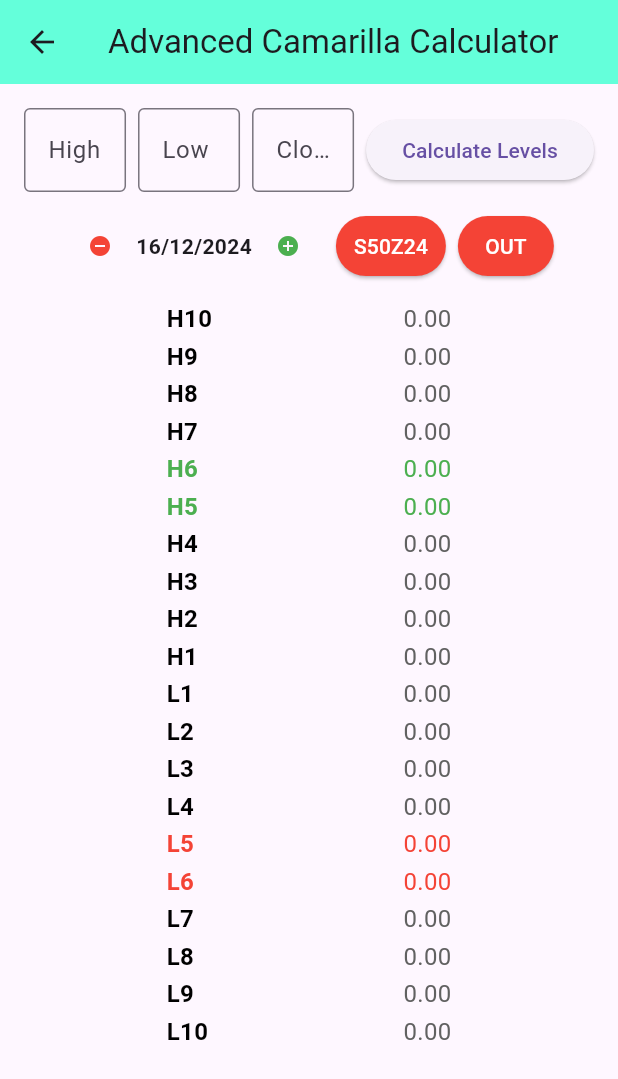
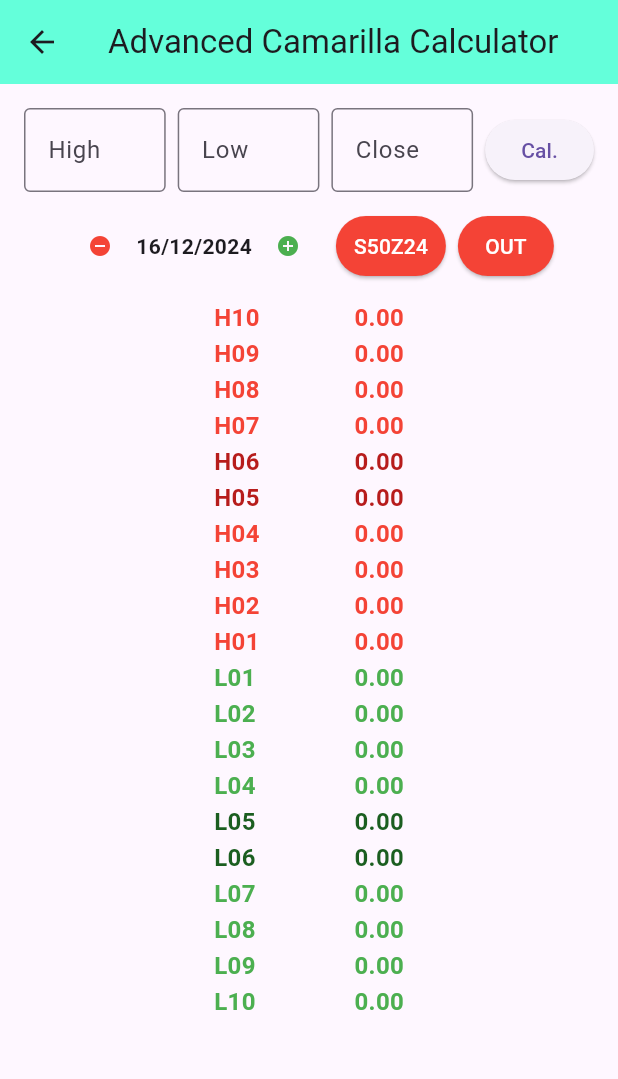
Before and after one commit to PunnawitAck3003/AckFibonacciCalculator, a Flutter app: the CamarillaCalculatorPage screen opened directly, on a phone screen of 412 x 824 dp. Shown: the top 1079 px of the screen. Run offline on Flutter 3.47's test engine with Material 3 defaults, Android fonts, the phone set to English and light mode, and no system bars.

Commit message:
adjust color of carmarilla levels

```diff
--- a/lib/advanced_carmarilla.dart
+++ b/lib/advanced_carmarilla.dart
@@ -56,72 +56,86 @@ class _CamarillaCalculatorPageState extends State<CamarillaCalculatorPage> {
       double high, double low, double close, double range) {
     return {
       'H10': close + (1.7798 * range),
-      'H9': close + (1.65 * range),
-      'H8 ': close + (1.5202 * range),
-      'H7 ': close + (1.3596 * range),
-      'H6 ': (high / low) * close,
-      'H5 ': ((high / low) * close + close + (0.55 * range)) / 2,
-      'H4 ': close + (0.55 * range),
-      'H3 ': close + (0.275 * range),
-      'H2 ': close + (0.18333333 * range),
-      'H1 ': close + (0.09166666 * range),
-      'L1 ': close - (0.09166666 * range),
-      'L2 ': close - (0.18333333 * range),
-      'L3 ': close - (0.275 * range),
-      'L4 ': close - (0.55 * range),
-      'L5 ': 2 * close - ((high / low) * close + close + (0.55 * range)) / 2,
-      'L6 ': close - (((high / low) * close) - close),
-      'L7 ': close - (1.3596 * range),
-      'L8 ': close - (1.5202 * range),
-      'L9 ': close - (1.65 * range),
+      'H09': close + (1.65 * range),
+      'H08': close + (1.5202 * range),
+      'H07': close + (1.3596 * range),
+      'H06': (high / low) * close,
+      'H05': ((high / low) * close + close + (0.55 * range)) / 2,
+      'H04': close + (0.55 * range),
+      'H03': close + (0.275 * range),
+      'H02': close + (0.18333333 * range),
+      'H01': close + (0.09166666 * range),
+      'L01': close - (0.09166666 * range),
+      'L02': close - (0.18333333 * range),
+      'L03': close - (0.275 * range),
+      'L04': close - (0.55 * range),
+      'L05': 2 * close - ((high / low) * close + close + (0.55 * range)) / 2,
+      'L06': close - (((high / low) * close) - close),
+      'L07': close - (1.3596 * range),
+      'L08': close - (1.5202 * range),
+      'L09': close - (1.65 * range),
       'L10': close - (1.7798 * range),
     };
   }
 
   Widget _buildCamarillaLevels() {
+
   return LayoutBuilder(
     builder: (context, constraints) {
-        final double horizontalPadding = constraints.maxWidth / 4;
+      final double horizontalPadding = constraints.maxWidth / 3;
 
       return ListView(
+        shrinkWrap: true, // Prevent unnecessary space in ListView
+        physics: NeverScrollableScrollPhysics(), // Disable scrolling if embedded
         children: _camarillaLevels.entries.map((entry) {
           final String key = entry.key.trim();
           final double value = entry.value;
-            final bool isImportantGreen = key == 'H5' || key == 'H6';
-            final bool isImportantRed = key == 'L5' || key == 'L6';
+
+          final redKeys = {
+            'H01', 'H02', 'H03', 'H04', 'H07', 'H08', 'H09', 'H10'
+          };
+          final redImportantKeys = {'H05', 'H06'};
+          final greenKeys = {
+            'L01', 'L02', 'L03', 'L04', 'L07', 'L08', 'L09', 'L10'
+          };
+          final greenImportantKeys = {'L05', 'L06'};
+
+          final bool isRed = redKeys.contains(key);
+          final bool isImportantRed = redImportantKeys.contains(key);
+          final bool isGreen = greenKeys.contains(key);
+          final bool isImportantGreen = greenImportantKeys.contains(key);
+
+          final Color textColor = isImportantGreen
+              ? Colors.green[900]!
+              : isImportantRed
+                  ? Colors.red[900]!
+                  : isGreen
+                      ? Colors.green
+                      : Colors.red;
 
           return Padding(
             padding: EdgeInsets.symmetric(
-                  horizontal: horizontalPadding,
-                  vertical: 1.0), // Responsive padding
+              vertical: 0.5,
+              horizontal: horizontalPadding,   // Reduce vertical padding for tighter spacing
+            ),
             child: Row(
-                crossAxisAlignment: CrossAxisAlignment.center,
+              mainAxisSize: MainAxisSize.min, // Prevent Row from expanding
+              mainAxisAlignment: MainAxisAlignment.spaceBetween, // Align ends
               children: [
-                  // Key aligned to left
-                  Expanded(
-                    child: Text(
+                Text(
                   key,
                   style: TextStyle(
                     fontWeight: FontWeight.bold,
-                        color: isImportantGreen
-                            ? Colors.green
-                            : isImportantRed
-                                ? Colors.red
-                                : Colors.black,
+                    color: textColor,
                     fontSize: 16,
                   ),
                 ),
-                  ),
-                  // Value aligned to right
+                SizedBox(width: 8),
                 Text(
                   value.toStringAsFixed(2),
-                    textAlign: TextAlign.right,
                   style: TextStyle(
-                      color: isImportantGreen
-                          ? Colors.green
-                          : isImportantRed
-                              ? Colors.red
-                              : Colors.grey[700],
+                    fontWeight: FontWeight.bold,
+                    color: textColor,
                     fontSize: 16,
                   ),
                 ),
@@ -188,7 +202,7 @@ class _CamarillaCalculatorPageState extends State<CamarillaCalculatorPage> {
                 SizedBox(width: 8),
                 ElevatedButton(
                   onPressed: _calculateCamarillaLevels,
-                  child: Text('Calculate Levels'),
+                  child: Text('Cal.'),
                 ),
               ],
             ),
--- a/lib/fibonacci_projection_page.dart
+++ b/lib/fibonacci_projection_page.dart
@@ -157,7 +157,7 @@ class _FibonacciProjectionPageState extends State<FibonacciProjectionPage> {
                 if (_isInternalMode) SizedBox(width: 8),
                 ElevatedButton(
                   onPressed: _calculateProjections,
-                  child: Text('Calculate Projections'),
+                  child: Text('Cal.'),
                 ),
               ],
             ),
--- a/lib/fibonacci_retracement_page.dart
+++ b/lib/fibonacci_retracement_page.dart
@@ -117,7 +117,7 @@ class _FibonacciRetracementPageState extends State<FibonacciRetracementPage> {
                 ElevatedButton(
                   onPressed: _calculateRetracementLevels,
                   child: Text(
-                      'Calculate ${_isRetracementMode ? 'Retracement' : 'Rebounding'} Levels'),
+                      'Cal.'),
                 ),
               ],
             ),
```
Also changed, not shown: 10 other files. Lines whose indentation alone changed are shown as unchanged.
